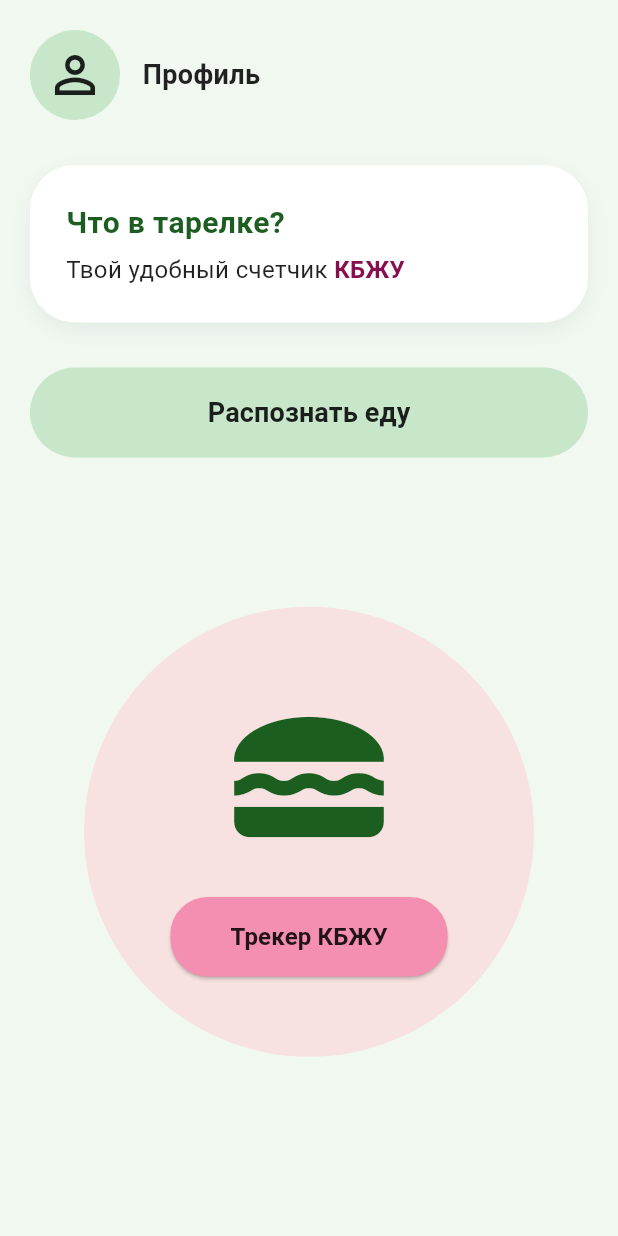
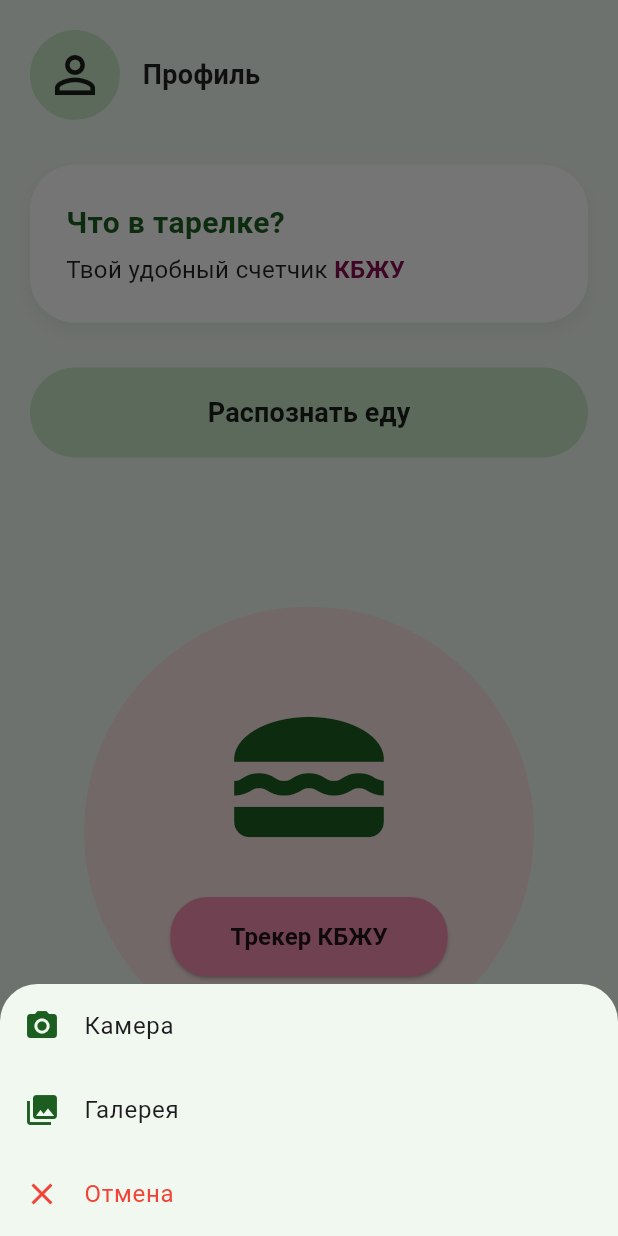
Before and after one commit to whatsinplate/FrontEnd, a Flutter app: the MainMenuScreen screen opened directly, after a tap on "Распознать еду", on a phone screen of 412 x 824 dp. Run offline on Flutter 3.47's test engine with Material 3 defaults, Android fonts, the phone set to English and light mode, and no system bars; our stand-ins replace image_picker.

Commit message:
Added food recognition screens

```diff
--- a/nutrition_tracker/lib/main_menu_screen.dart
+++ b/nutrition_tracker/lib/main_menu_screen.dart
@@ -1,10 +1,71 @@
 import 'package:flutter/material.dart';
+import 'package:image_picker/image_picker.dart'; // Пакет для работы с камерой
+import 'processing_screen.dart'; // Экран загрузки
 
 class MainMenuScreen extends StatelessWidget {
   const MainMenuScreen({super.key});
 
   @override
   Widget build(BuildContext context) {
+    final ImagePicker picker = ImagePicker();
+
+    void showImageSourceActionSheet(BuildContext context) {
+      showModalBottomSheet(
+        context: context,
+        backgroundColor: const Color(0xFFF0F8F0),
+        shape: const RoundedRectangleBorder(
+          borderRadius: BorderRadius.vertical(top: Radius.circular(25.0)),
+        ),
+        builder: (BuildContext ctx) {
+          return SafeArea(
+            child: Wrap(
+              children: <Widget>[
+                ListTile(
+                  leading: const Icon(Icons.camera_alt, color: Color(0xFF1B5E20)),
+                  title: const Text('Камера'),
+                  onTap: () async {
+                    Navigator.of(ctx).pop(); // Закрыть меню
+                    // Открыть камеру
+                    final XFile? photo = await picker.pickImage(source: ImageSource.camera);
+                    if (photo != null) {
+                      // Если фото сделано, идем на экран обработки
+                      Navigator.push(
+                        context,
+                        MaterialPageRoute(builder: (context) => ProcessingScreen(imagePath: photo.path)),
+                      );
+                    }
+                  },
+                ),
+                ListTile(
+                  leading: const Icon(Icons.photo_library, color: Color(0xFF1B5E20)),
+                  title: const Text('Галерея'),
+                  onTap: () async {
+                    Navigator.of(ctx).pop(); // Закрыть меню
+                    // Открыть галерею
+                    final XFile? image = await picker.pickImage(source: ImageSource.gallery);
+                    if (image != null) {
+                      // Если фото выбрано, идем на экран обработки
+                      Navigator.push(
+                        context,
+                        MaterialPageRoute(builder: (context) => ProcessingScreen(imagePath: image.path)),
+                      );
+                    }
+                  },
+                ),
+                ListTile(
+                  leading: const Icon(Icons.close, color: Colors.red),
+                  title: const Text('Отмена', style: TextStyle(color: Colors.red)),
+                  onTap: () {
+                    Navigator.of(ctx).pop();
+                  },
+                ),
+              ],
+            ),
+          );
+        },
+      );
+    }
+
     return Scaffold(
       backgroundColor: const Color(0xFFF0F8F0),
       body: SafeArea(
@@ -64,7 +125,10 @@ class MainMenuScreen extends StatelessWidget {
 
               // Кнопка "Распознать еду"
               ElevatedButton(
-                onPressed: () {},
+                onPressed: () {
+                  // Вызываем меню выбора (Камера/Галерея)
+                  showImageSourceActionSheet(context);
+                },
                 style: ElevatedButton.styleFrom(
                   backgroundColor: const Color(0xFFC8E6C9),
                   elevation: 0,
@@ -86,13 +150,12 @@ class MainMenuScreen extends StatelessWidget {
                     width: 300,
                     height: 300,
                     decoration: BoxDecoration(
-                      color: const Color(0xFFFFCDD2).withOpacity(0.5), // Бледно-розовый круг
+                      color: const Color(0xFFFFCDD2).withOpacity(0.5),
                       shape: BoxShape.circle,
                     ),
                   ),
                   Column(
                     children: [
-                      // Иконка еды
                       const Icon(Icons.lunch_dining, size: 120, color: Color(0xFF1B5E20)),
                       const SizedBox(height: 20),
                       ElevatedButton(
--- a/nutrition_tracker/lib/package.flutter/material.dart
+++ /dev/null
@@ -1 +0,0 @@
-// TODO Implement this library.
--- a/nutrition_tracker/pubspec.yaml
+++ b/nutrition_tracker/pubspec.yaml
@@ -34,6 +34,7 @@ dependencies:
   # The following adds the Cupertino Icons font to your application.
   # Use with the CupertinoIcons class for iOS style icons.
   cupertino_icons: ^1.0.8
+  image_picker: ^1.2.1
 
 dev_dependencies:
   flutter_test:
```
Also changed, not shown: nutrition_tracker/lib/processing_screen.dart (added, +64 -0 lines), nutrition_tracker/lib/scan_result_screen.dart (added, +135 -0 lines), nutrition_tracker/pubspec.lock, 5 other files.
